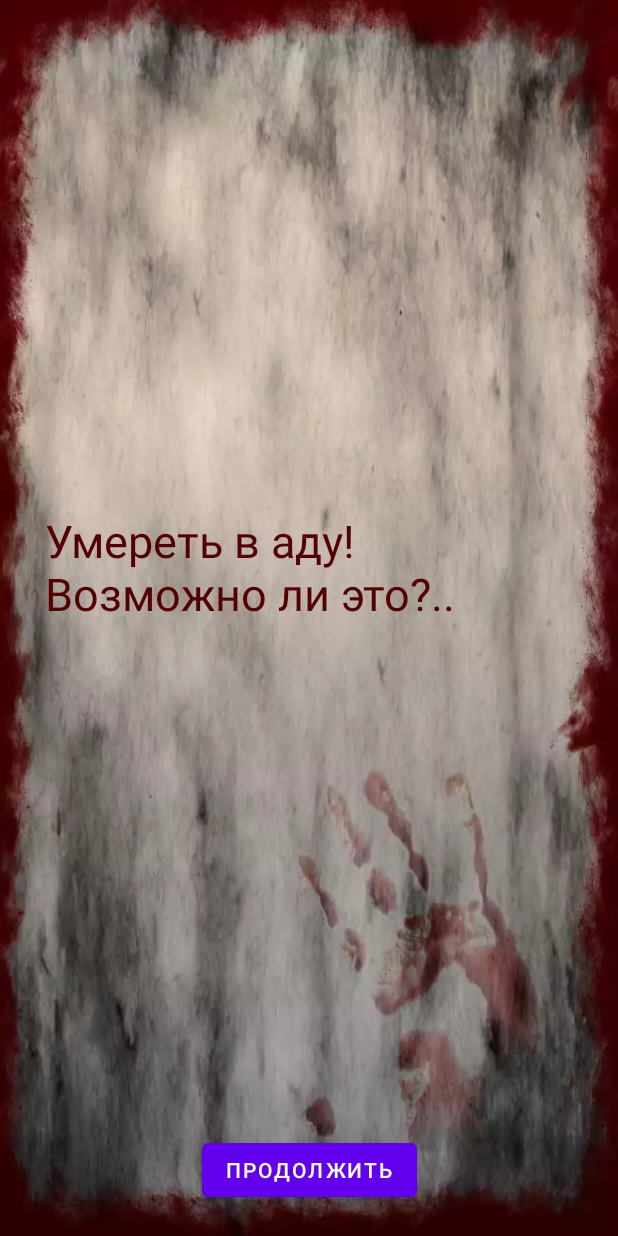
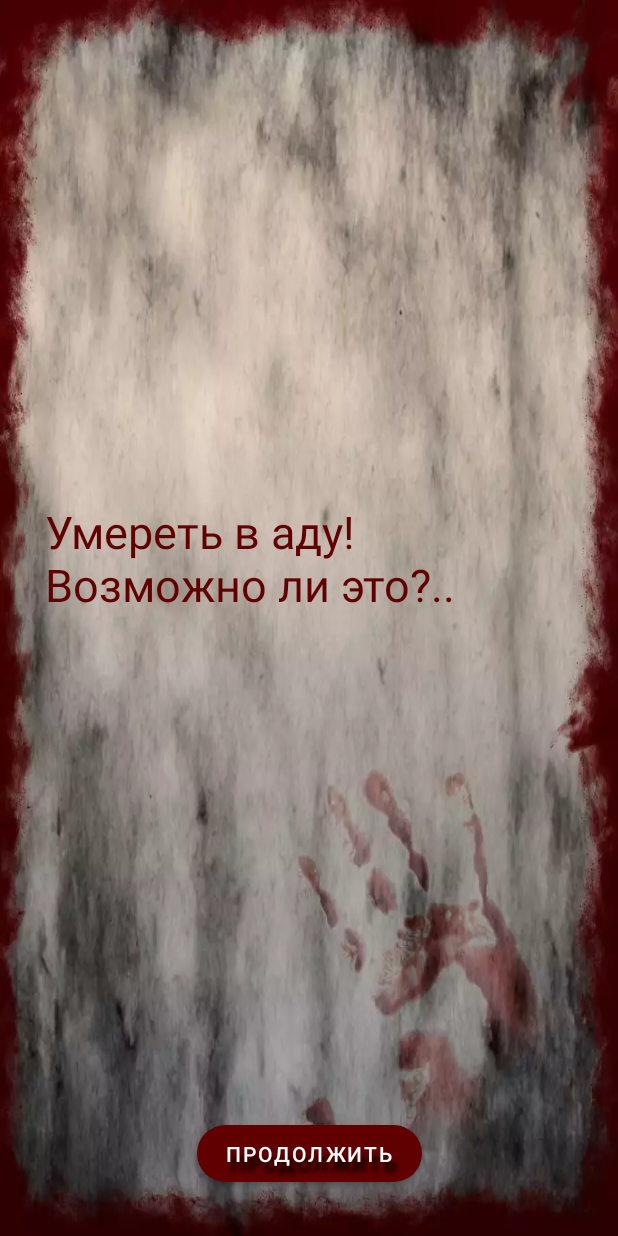
Before and after one commit to SergeyNacc/TextQuest, an Android app: the fragment DeathHeroFragment shown on its own in the app's theme, on a phone screen of 412 x 824 dp. Run offline under Robolectric (Android 15) with nearby library versions, the phone set to English and light mode, and no system bars.

Commit message:
add style button

```diff
--- a/app/src/main/res/layout/activity_main.xml
+++ b/app/src/main/res/layout/activity_main.xml
@@ -23,6 +23,7 @@
         android:id="@+id/start_btn"
         android:layout_width="150dp"
         android:layout_height="50dp"
+        style="@style/Button"
         android:text="@string/new_game"
         android:layout_marginBottom="10dp"
         app:layout_constraintBottom_toTopOf="@+id/continue_btn"
@@ -33,8 +34,9 @@
         android:id="@+id/continue_btn"
         android:layout_width="150dp"
         android:layout_height="50dp"
+        style="@style/Button"
         android:text="@string/continue_the_game"
-        android:layout_marginBottom="20dp"
+        android:layout_marginBottom="30dp"
         app:layout_constraintBottom_toBottomOf="parent"
         app:layout_constraintEnd_toEndOf="parent"
         app:layout_constraintStart_toStartOf="parent" />
--- a/app/src/main/res/layout/fragment_deathhero.xml
+++ b/app/src/main/res/layout/fragment_deathhero.xml
@@ -14,7 +14,7 @@
         android:layout_height="wrap_content"
         android:padding="30dp"
         android:text="@string/death_hero"
-        android:textColor="#530000"
+        android:textColor="#600000"
         android:textSize="30sp"
         app:layout_constraintBottom_toTopOf="@+id/button_after_death"
         app:layout_constraintEnd_toEndOf="parent"
@@ -23,10 +23,11 @@
 
     <Button
         android:id="@+id/button_after_death"
-        android:layout_width="wrap_content"
-        android:layout_height="wrap_content"
+        android:layout_width="150dp"
+        android:layout_height="50dp"
+        style="@style/Button"
         android:text="@string/continue_the_game"
-        android:layout_marginBottom="20dp"
+        android:layout_marginBottom="30dp"
         app:layout_constraintBottom_toBottomOf="parent"
         app:layout_constraintEnd_toEndOf="parent"
         app:layout_constraintStart_toStartOf="parent" />
--- a/app/src/main/res/values/themes.xml
+++ b/app/src/main/res/values/themes.xml
@@ -15,4 +15,15 @@
         <item name="android:windowContentOverlay">@null</item>
         <item name="android:windowNoTitle">true</item>
     </style>
+
+    <!-- стиль кнопок -->
+    <style name="Button" parent="Widget.MaterialComponents.Button">
+        <item name="cornerRadius">20dp</item>
+        <item name="android:shadowDy">10</item>
+        <item name="android:shadowDx">5</item>
+        <item name="android:shadowRadius">3</item>
+        <item name="android:shadowColor">@color/black</item>
+        <item name="backgroundTint">#600000</item>
+        <item name="android:textColor">@color/white</item>
+    </style>
 </resources>
```
